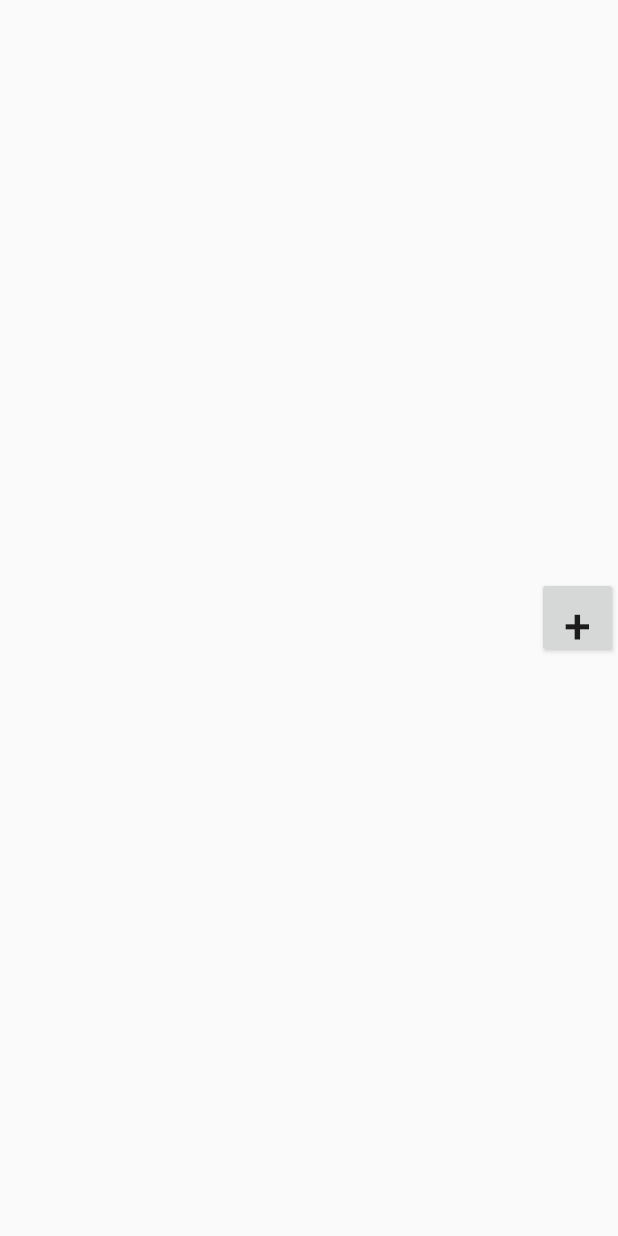
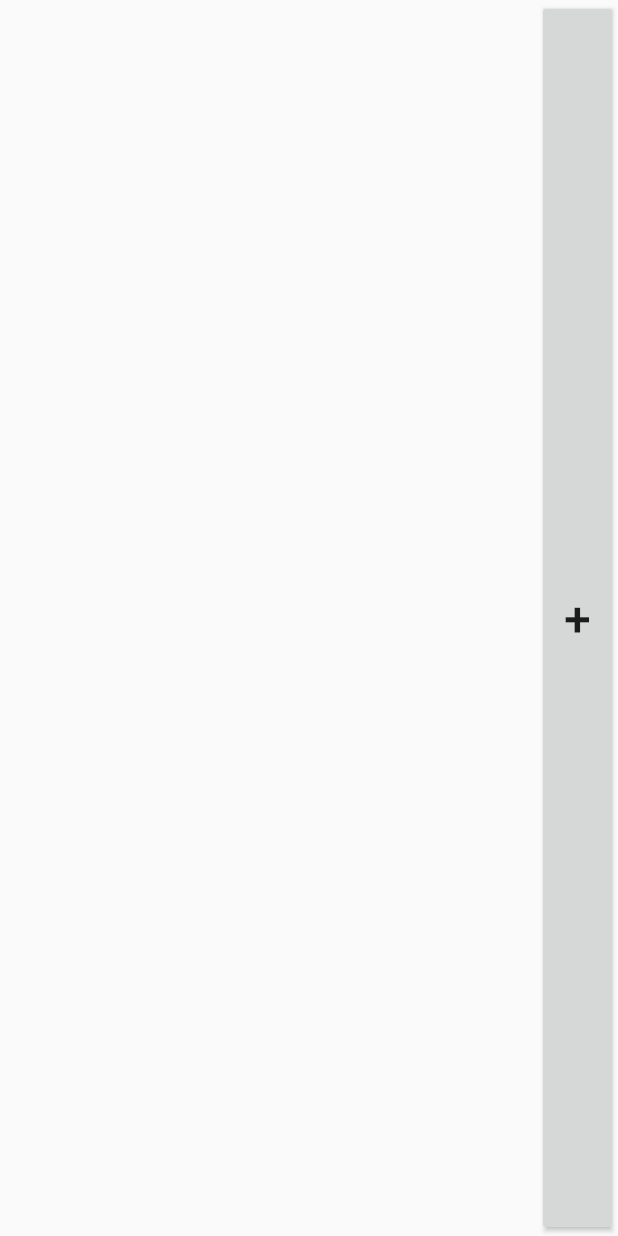
Before and after one commit to spukki01/PairProgramming, an Android app: the layout repo_list_item.xml on its own in the app's theme, with its tools: preview values and no code run, on a phone screen of 412 x 824 dp. Run offline under Robolectric (Android 15) with nearby library versions, the phone set to English and light mode, and no system bars.

```diff
--- a/app/src/main/java/se/chalmers/eda397/pairprogramming/SubscribedRepositoriesFragment.java
+++ b/app/src/main/java/se/chalmers/eda397/pairprogramming/SubscribedRepositoriesFragment.java
@@ -50,7 +50,6 @@ public class SubscribedRepositoriesFragment extends ListFragment {
 
         SubscribedRepositoryAdapter adapter = new SubscribedRepositoryAdapter(inflater.getContext(), subscribedRepositories);
         this.setListAdapter(adapter);
-
         return mRootView;
     }
 
--- a/app/src/main/java/se/chalmers/eda397/pairprogramming/adapter/SubscribedRepositoryAdapter.java
+++ b/app/src/main/java/se/chalmers/eda397/pairprogramming/adapter/SubscribedRepositoryAdapter.java
@@ -31,7 +31,7 @@ public class SubscribedRepositoryAdapter extends ArrayAdapter {
         }
 
         public View getView(int position, View convertView, ViewGroup parent) {
-            View viewToUse;
+            final View viewToUse;
             ViewHolder holder;
 
             // This block exists to inflate the settings list item conditionally based on whether
@@ -60,6 +60,8 @@ public class SubscribedRepositoryAdapter extends ArrayAdapter {
                 @Override
                 public void onClick(View v) {
                     RepositoryStorage.getInstance().remove(item, mContext);
+                    clear();
+                    addAll(RepositoryStorage.getInstance().fetchAll(mContext));
                     notifyDataSetChanged();
 
                     String toastText = item.getName() + " is removed";
--- a/app/src/main/res/layout/repo_list_item.xml
+++ b/app/src/main/res/layout/repo_list_item.xml
@@ -11,7 +11,7 @@
 
     <Button
         android:layout_width="54dp"
-        android:layout_height="54dp"
+        android:layout_height="match_parent"
         android:text="@string/repo_item_add"
         android:id="@+id/addRepoButton"
         android:layout_centerVertical="true"
```
Also changed, not shown: app/src/main/java/se/chalmers/eda397/pairprogramming/adapter/RepoListAdapter.java (+7 -2 lines).
